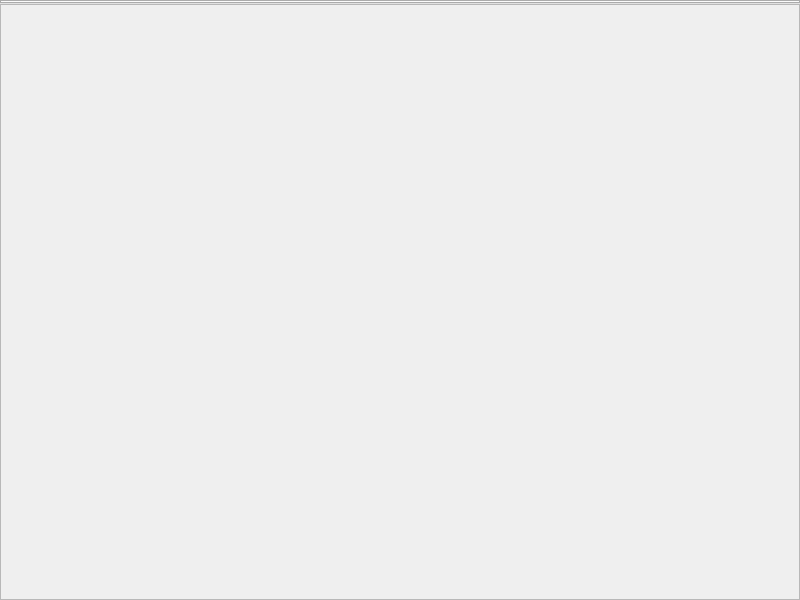
Qt form apps/MetroME/ui/mainwindow.ui (NicksWorld/MetroTools) before a commit.
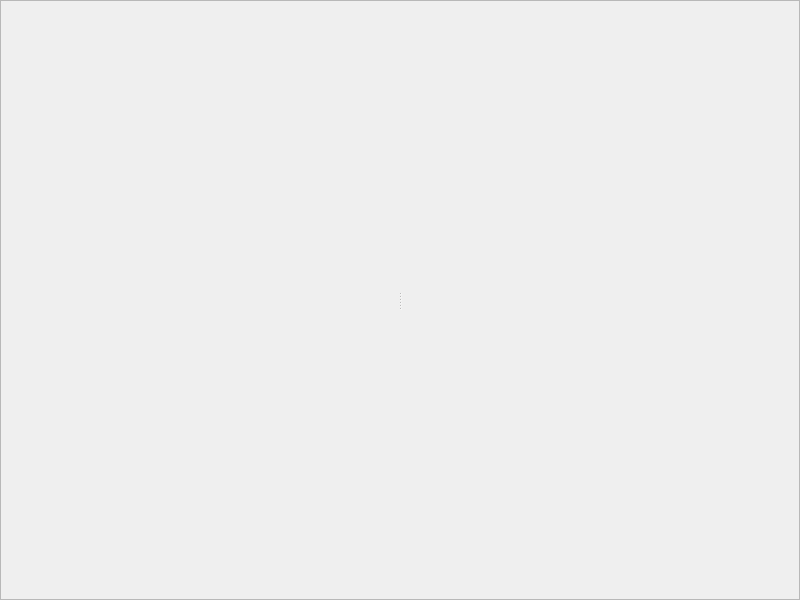
The same form after that commit. Custom widgets are drawn as their Qt base class.

Commit message: + Added Importers code and added it to CMake * Ported more code from my WPF MetroME to Qt version * Fixed a potential crash caused by FileSystem returning the reference to the temp string (if using real file system) * Fixed SimpleRibbonVBar layout to automatically claim free space to be in size with buttons

Diff of the .ui file:
```diff
--- a/apps/MetroME/ui/mainwindow.ui
+++ b/apps/MetroME/ui/mainwindow.ui
@@ -31,7 +31,7 @@
      <number>0</number>
     </property>
     <item>
-     <widget class="SimpleRibbon" name="ribbon">
+     <widget class="MainRibbon" name="ribbon">
       <property name="sizePolicy">
        <sizepolicy hsizetype="Expanding" vsizetype="Minimum">
         <horstretch>0</horstretch>
@@ -54,6 +54,101 @@
       <property name="frameShadow">
        <enum>QFrame::Raised</enum>
       </property>
+      <layout class="QVBoxLayout" name="verticalLayout_2">
+       <property name="spacing">
+        <number>0</number>
+       </property>
+       <property name="leftMargin">
+        <number>0</number>
+       </property>
+       <property name="topMargin">
+        <number>0</number>
+       </property>
+       <property name="rightMargin">
+        <number>0</number>
+       </property>
+       <property name="bottomMargin">
+        <number>0</number>
+       </property>
+       <item>
+        <widget class="QSplitter" name="splitter">
+         <property name="sizePolicy">
+          <sizepolicy hsizetype="Preferred" vsizetype="Preferred">
+           <horstretch>0</horstretch>
+           <verstretch>0</verstretch>
+          </sizepolicy>
+         </property>
+         <property name="orientation">
+          <enum>Qt::Horizontal</enum>
+         </property>
+         <property name="childrenCollapsible">
+          <bool>false</bool>
+         </property>
+         <widget class="QWidget" name="renderContainer" native="true">
+          <property name="sizePolicy">
+           <sizepolicy hsizetype="Expanding" vsizetype="Expanding">
+            <horstretch>0</horstretch>
+            <verstretch>0</verstretch>
+           </sizepolicy>
+          </property>
+          <property name="minimumSize">
+           <size>
+            <width>100</width>
+            <height>100</height>
+           </size>
+          </property>
+          <layout class="QHBoxLayout" name="horizontalLayout">
+           <property name="spacing">
+            <number>0</number>
+           </property>
+           <property name="leftMargin">
+            <number>0</number>
+           </property>
+           <property name="topMargin">
+            <number>0</number>
+           </property>
+           <property name="rightMargin">
+            <number>0</number>
+           </property>
+           <property name="bottomMargin">
+            <number>0</number>
+           </property>
+          </layout>
+         </widget>
+         <widget class="QWidget" name="panelContainer" native="true">
+          <property name="sizePolicy">
+           <sizepolicy hsizetype="Preferred" vsizetype="Preferred">
+            <horstretch>0</horstretch>
+            <verstretch>0</verstretch>
+           </sizepolicy>
+          </property>
+          <property name="minimumSize">
+           <size>
+            <width>50</width>
+            <height>50</height>
+           </size>
+          </property>
+          <layout class="QVBoxLayout" name="verticalLayout_3">
+           <property name="spacing">
+            <number>1</number>
+           </property>
+           <property name="leftMargin">
+            <number>0</number>
+           </property>
+           <property name="topMargin">
+            <number>0</number>
+           </property>
+           <property name="rightMargin">
+            <number>0</number>
+           </property>
+           <property name="bottomMargin">
+            <number>0</number>
+           </property>
+          </layout>
+         </widget>
+        </widget>
+       </item>
+      </layout>
      </widget>
     </item>
    </layout>
@@ -61,9 +156,9 @@
  </widget>
  <customwidgets>
   <customwidget>
-   <class>SimpleRibbon</class>
-   <extends>QTabWidget</extends>
-   <header>SimpleRibbon/SimpleRibbon.h</header>
+   <class>MainRibbon</class>
+   <extends>QWidget</extends>
+   <header>mainribbon.h</header>
    <container>1</container>
   </customwidget>
  </customwidgets>
```
Left out of the diff: 2 changed lines with no effect on the pictures. The commit also changes 19 other files.
